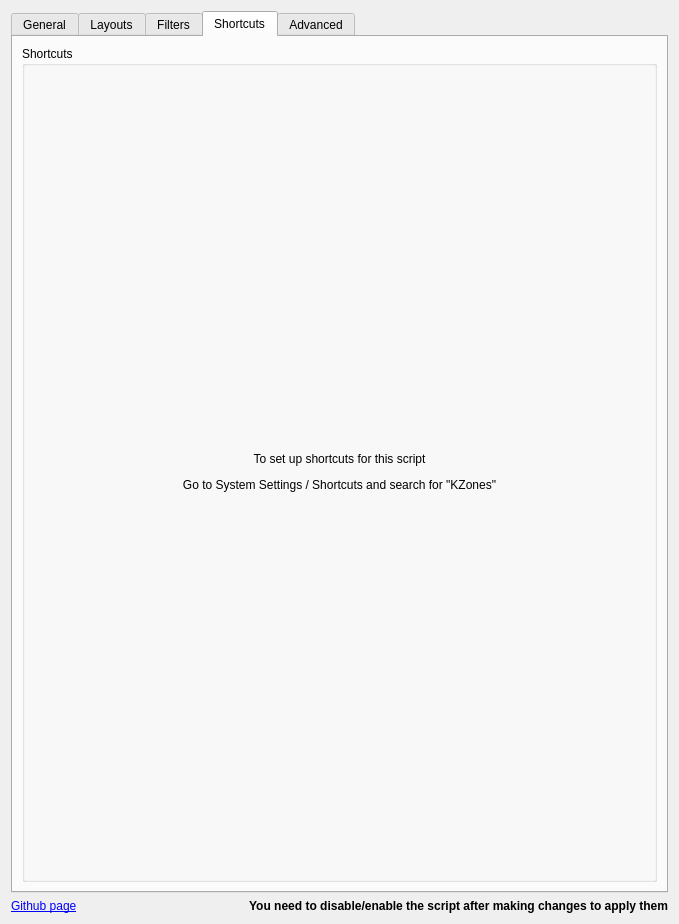
gerritdevriese/kzones, file src/contents/ui/config.ui: the form before one commit.
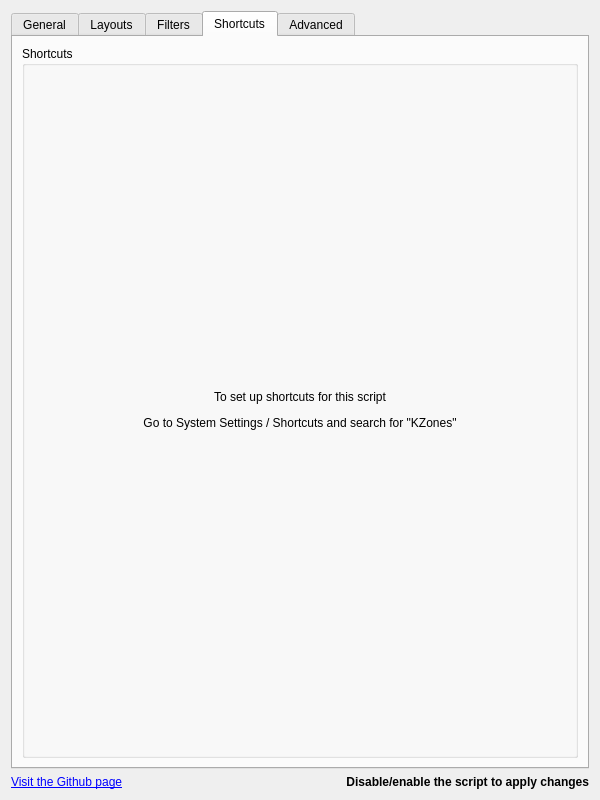
The form after the commit. The open tabs and pages were chosen to show the change. Icons and pictures are not drawn.

Commit message: Reformat config ui

Diff of the .ui file:
```diff
--- a/src/contents/ui/config.ui
+++ b/src/contents/ui/config.ui
@@ -6,8 +6,8 @@
    <rect>
     <x>0</x>
     <y>0</y>
-    <width>679</width>
-    <height>924</height>
+        <width>600</width>
+        <height>800</height>
    </rect>
   </property>
   <layout class="QVBoxLayout" name="verticalLayout">
@@ -469,13 +469,7 @@
             <item>
              <widget class="QLabel" name="label_shortcutsExplanation">
               <property name="text">
-               <string>
-                                                                &lt;html&gt;&lt;head/&gt;&lt;body&gt;&lt;p&gt;To
-                                                                set up shortcuts for this
-                                                                script&lt;/p&gt;&lt;p&gt;Go to
-                                                                System Settings / Shortcuts and
-                                                                search for
-                                                                &amp;quot;KZones&amp;quot;&lt;/p&gt;&lt;/body&gt;&lt;/html&gt;</string>
+                              <string> &lt;html&gt;&lt;head/&gt;&lt;body&gt;&lt;p&gt;To set up shortcuts for this script&lt;/p&gt;&lt;p&gt;Go to System Settings / Shortcuts and search for &amp;quot;KZones&amp;quot;&lt;/p&gt;&lt;/body&gt;&lt;/html&gt;</string>
               </property>
               <property name="alignment">
                <set>Qt::AlignmentFlag::AlignCenter</set>
@@ -618,9 +612,7 @@
         <string>https://github.com/gerritdevriese/kzones</string>
        </property>
        <property name="text">
-        <string>&lt;a
-                                    href=&quot;https://github.com/gerritdevriese/kzones&quot;&gt;Github
-                                    page&lt;/a&gt;</string>
+                <string>&lt;a href=&quot;https://github.com/gerritdevriese/kzones&quot;&gt;Visit the Github page&lt;/a&gt;</string>
        </property>
        <property name="margin">
         <number>8</number>
@@ -644,7 +636,7 @@
         <string/>
        </property>
        <property name="text">
-        <string>You need to disable/enable the script after making changes to apply them</string>
+                <string>Disable/enable the script to apply changes</string>
        </property>
        <property name="scaledContents">
         <bool>false</bool>
```
Left out of the diff: 26 changed lines with no effect on the pictures. Lines whose indentation alone changed are shown as unchanged.
